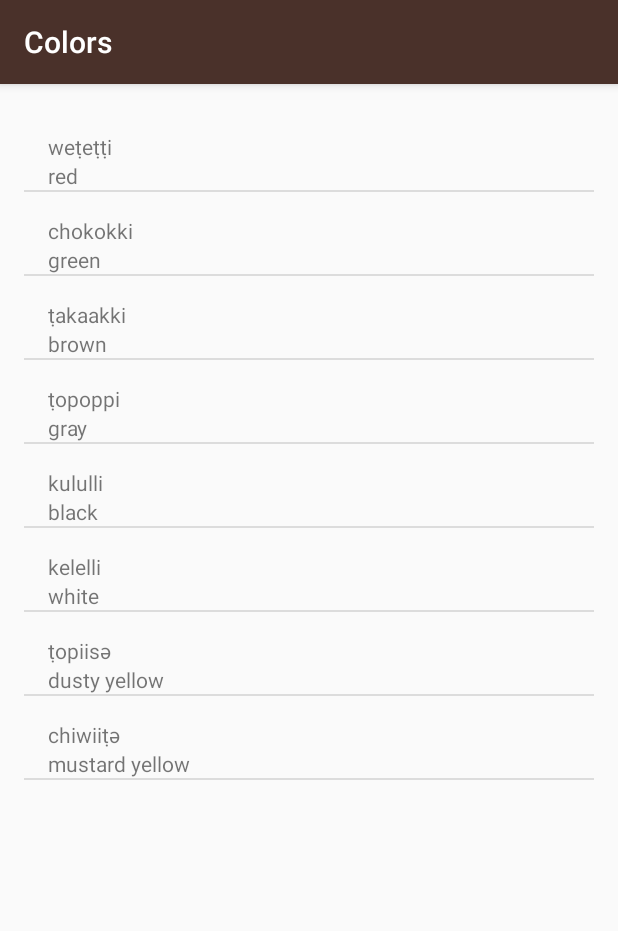
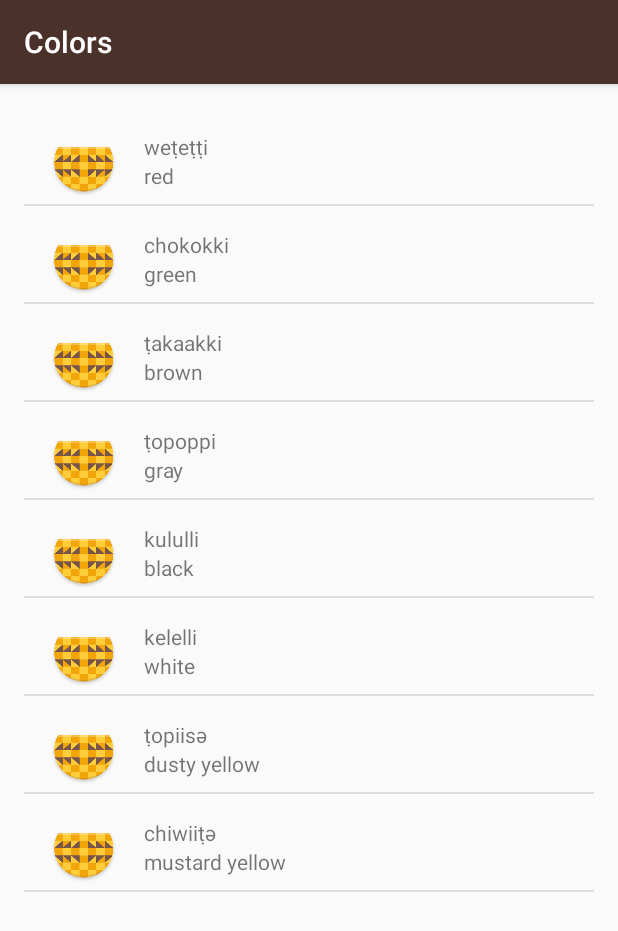
Before and after one commit to Mf4z/Miwok, an Android app: the ColorsActivity screen opened directly, with no data from a screen before it, on a phone screen of 412 x 824 dp. Shown: the top 931 px of the screen. Run offline under Robolectric (Android 15) with nearby library versions, the phone set to English and light mode, and no system bars.

Commit message:
Add ImageView on list_item view

```diff
--- a/app/src/main/res/layout/list_item.xml
+++ b/app/src/main/res/layout/list_item.xml
@@ -3,9 +3,22 @@
     xmlns:tools="http://schemas.android.com/tools"
     android:layout_width="match_parent"
     android:layout_height="match_parent"
-    android:orientation="vertical"
+    android:orientation="horizontal"
     android:paddingTop="16dp"
     android:paddingLeft="16dp">
+
+
+    <ImageView
+        android:id="@+id/word_image"
+        android:layout_width="wrap_content"
+        android:layout_height="wrap_content"
+        android:src="@mipmap/ic_launcher"/>
+
+    <LinearLayout
+        android:layout_width="wrap_content"
+        android:layout_height="wrap_content"
+        android:orientation="vertical"
+        android:paddingLeft="16dp">
 
     <TextView
         android:id="@+id/miwok_text_view"
@@ -18,4 +31,5 @@
         android:layout_width="wrap_content"
         android:layout_height="wrap_content"
         tools:text="one" />
+    </LinearLayout>
 </LinearLayout>
```
